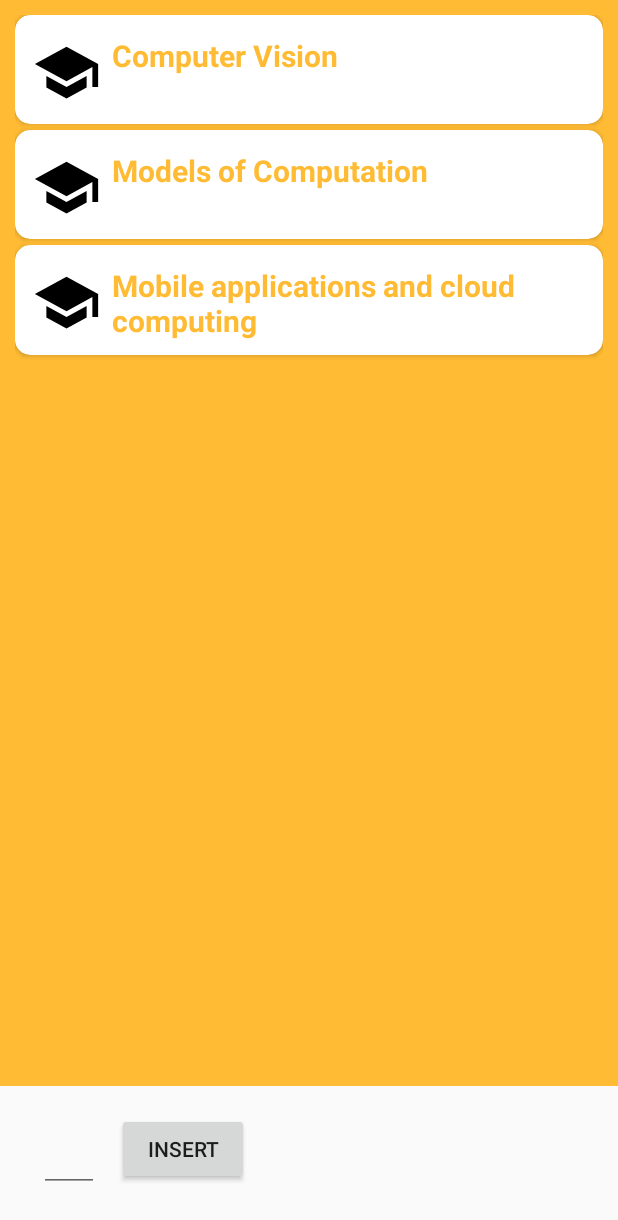
After one commit to lucaSabatini/biometricSystem, an Android app: the ListaCorsi screen opened directly, with no data from a screen before it, on a phone screen of 412 x 824 dp. The commit adds this screen. Shown: the top 1220 px of the screen. Run offline under Robolectric (Android 15) with nearby library versions, the light colour scheme and no system bars.

Commit message:
lista corsi e rimuovi corso con swipe

```diff
--- a/app/build.gradle
+++ b/app/build.gradle
@@ -39,7 +39,8 @@ dependencies {
     implementation 'androidx.appcompat:appcompat:1.1.0'
     implementation 'androidx.constraintlayout:constraintlayout:1.1.3'
     implementation 'com.google.android.material:material:1.0.0'
-    implementation 'com.google.firebase:firebase-analytics:17.2.0'
+    implementation 'com.google.firebase:firebase-analytics:17.2.1'
+    implementation 'com.android.support:cardview-v7:21.0.0-rc1'
     testImplementation 'junit:junit:4.12'
     androidTestImplementation 'androidx.test:runner:1.2.0'
     androidTestImplementation 'androidx.test.espresso:espresso-core:3.2.0'
--- a/app/src/main/AndroidManifest.xml
+++ b/app/src/main/AndroidManifest.xml
@@ -9,7 +9,8 @@
         android:roundIcon="@mipmap/ic_launcher_round"
         android:supportsRtl="true"
         android:theme="@style/AppTheme">
-        <activity android:name=".login.ForgotPassword"></activity>
+        <activity android:name=".ListaCorsi"></activity>
+        <activity android:name=".login.ForgotPassword" />
         <activity android:name=".Appello" />
         <activity android:name=".login.LogIn">
             <intent-filter>
--- a/app/src/main/java/com/example/luca/biometricsystem/Appello.java
+++ b/app/src/main/java/com/example/luca/biometricsystem/Appello.java
@@ -1,14 +1,21 @@
 package com.example.luca.biometricsystem;
 
+import androidx.annotation.Nullable;
 import androidx.appcompat.app.AppCompatActivity;
 
+import android.content.Intent;
+import android.graphics.Bitmap;
 import android.os.Bundle;
+import android.provider.MediaStore;
+import android.view.View;
 import android.widget.ImageView;
 import android.widget.TextView;
 
 import com.example.luca.biometricsystem.entities.Persona;
 
 public class Appello extends AppCompatActivity {
+
+    static final int REQUEST_IMAGE_CAPTURE = 1;
 
     private TextView lastName;
     private TextView studentId;
@@ -25,4 +32,21 @@ public class Appello extends AppCompatActivity {
         lastName.setText(persona.getLastName().toUpperCase());
         studentId.setText(persona.getStudentId());
     }
+
+    public void openCamera(View view){
+        Intent takePictureIntent = new Intent(MediaStore.ACTION_IMAGE_CAPTURE);
+        if (takePictureIntent.resolveActivity(getPackageManager()) != null) {
+            startActivityForResult(takePictureIntent, REQUEST_IMAGE_CAPTURE);
+        }
+    }
+
+    @Override
+    protected void onActivityResult(int requestCode, int resultCode, @Nullable Intent data) {
+        super.onActivityResult(requestCode, resultCode, data);
+        if (requestCode == REQUEST_IMAGE_CAPTURE && resultCode == RESULT_OK) {
+            Bundle extras = data.getExtras();
+            Bitmap imageBitmap = (Bitmap) extras.get("data");
+            foto.setImageBitmap(imageBitmap);
+        }
+    }
 }
--- /dev/null
+++ b/app/src/main/java/com/example/luca/biometricsystem/CorsoAdapter.java
@@ -0,0 +1,101 @@
+package com.example.luca.biometricsystem;
+
+import android.media.Image;
+import android.view.LayoutInflater;
+import android.view.View;
+import android.view.ViewGroup;
+import android.widget.ImageView;
+import android.widget.TextView;
+
+import androidx.annotation.NonNull;
+import androidx.recyclerview.widget.RecyclerView;
+
+import com.google.android.material.snackbar.Snackbar;
+
+import java.util.ArrayList;
+
+public class CorsoAdapter extends RecyclerView.Adapter<CorsoAdapter.CorsoViewHolder> {
+    private ArrayList<CorsoItem> listaCorso;
+    private OnItemClickListener mListener;
+    private CorsoItem mRecentlyDeletedItem;
+    private int mRecentlyDeletedItemPosition;
+
+    public interface OnItemClickListener{
+        void onItemCLick(int position);
+        void onDeleteClick(int position);
+    }
+
+    public void deleteItem(int position) {
+        mRecentlyDeletedItem = listaCorso.get(position);
+        mRecentlyDeletedItemPosition = position;
+        listaCorso.remove(position);
+        notifyItemRemoved(position);
+    }
+
+
+    public void setOnItemClickListener(OnItemClickListener listener){
+        mListener = listener;
+    }
+
+    public static class CorsoViewHolder extends RecyclerView.ViewHolder{
+        public ImageView imageCorso;
+        public TextView nomeCorso;
+
+
+        public CorsoViewHolder(@NonNull View itemView, OnItemClickListener listener) {
+            super(itemView);
+            imageCorso = itemView.findViewById(R.id.image_corso);
+            nomeCorso = itemView.findViewById(R.id.nome_corso);
+            //deleteImage = itemView.findViewById(R.id.image_delete);
+
+            itemView.setOnClickListener(new View.OnClickListener() {
+                @Override
+                public void onClick(View view) {
+                    if(listener != null){
+                        int position = getAdapterPosition();
+                        if(position != RecyclerView.NO_POSITION){
+                            listener.onItemCLick(position);
+                        }
+                    }
+                }
+            });
+
+            /*deleteImage.setOnClickListener(new View.OnClickListener() {
+                @Override
+                public void onClick(View view) {
+                    if(listener != null){
+                        int position = getAdapterPosition();
+                        if(position != RecyclerView.NO_POSITION){
+                            listener.onDeleteClick(position);
+                        }
+                    }
+                }
+            });*/
+        }
+    }
+
+    public CorsoAdapter(ArrayList<CorsoItem> listsCorso){
+        this.listaCorso = listsCorso;
+    }
+
+    @NonNull
+    @Override
+    public CorsoViewHolder onCreateViewHolder(@NonNull ViewGroup parent, int viewType) {
+        View view = LayoutInflater.from(parent.getContext()).inflate(R.layout.corso_item, parent, false);
+        CorsoViewHolder corsoViewHolder = new CorsoViewHolder(view, mListener);
+        return corsoViewHolder;
+    }
+
+    @Override
+    public void onBindViewHolder(@NonNull CorsoViewHolder holder, int position) {
+        CorsoItem currentItem = listaCorso.get(position);
+
+        holder.imageCorso.setImageResource(currentItem.getImageResource());
+        holder.nomeCorso.setText(currentItem.getNomeCorso());
+    }
+
+    @Override
+    public int getItemCount() {
+        return listaCorso.size();
+    }
+}
--- /dev/null
+++ b/app/src/main/java/com/example/luca/biometricsystem/CorsoItem.java
@@ -0,0 +1,23 @@
+package com.example.luca.biometricsystem;
+
+public class CorsoItem {
+    private int imageResource;
+    private String nomeCorso;
+
+    public CorsoItem(int imageResource, String nomeCorso){
+        this.imageResource = imageResource;
+        this.nomeCorso = nomeCorso;
+    }
+
+    public void changeText1(String text){
+        nomeCorso = text;
+    }
+
+    public int getImageResource(){
+        return imageResource;
+    }
+
+    public String getNomeCorso(){
+        return nomeCorso;
+    }
+}
--- /dev/null
+++ b/app/src/main/java/com/example/luca/biometricsystem/ListaCorsi.java
@@ -0,0 +1,115 @@
+package com.example.luca.biometricsystem;
+
+import androidx.annotation.Nullable;
+import androidx.appcompat.app.AppCompatActivity;
+import androidx.recyclerview.widget.ItemTouchHelper;
+import androidx.recyclerview.widget.LinearLayoutManager;
+import androidx.recyclerview.widget.RecyclerView;
+
+import android.os.Bundle;
+import android.os.PersistableBundle;
+import android.view.View;
+import android.widget.Button;
+import android.widget.EditText;
+
+import com.example.luca.biometricsystem.entities.Persona;
+
+import java.util.ArrayList;
+
+public class ListaCorsi extends AppCompatActivity {
+
+    private RecyclerView listaCorsiRecycler;
+    private CorsoAdapter listaCorsiAdapter;
+    private RecyclerView.LayoutManager layoutManager;
+    private ArrayList<CorsoItem> listaCorsi;
+
+    private Button buttonInsert;
+    private Button buttonRemove;
+    private EditText editTextInsert;
+    private EditText editTextRemove;
+
+    @Override
+    public void onCreate(@Nullable Bundle savedInstanceState) {
+        super.onCreate(savedInstanceState);
+        setContentView(R.layout.activity_lista_corsi);
+        Persona persona = (Persona) getIntent().getSerializableExtra("Persona");
+
+        createListaCorsi();
+        buildRecyclerView();
+
+        buttonInsert = findViewById(R.id.button_insert);
+        //buttonRemove = findViewById(R.id.button_remove);
+        setButtons();
+
+
+        /*buttonRemove.setOnClickListener(new View.OnClickListener() {
+            @Override
+            public void onClick(View view) {
+                int position = Integer.parseInt(editTextRemove.getText().toString());
+                removeItem(position);
+            }
+        });*/
+
+
+
+    }
+
+    public void insertItem(int position){
+        listaCorsi.add(position ,new CorsoItem(R.drawable.image_corso, "new corso"+position));
+        listaCorsiAdapter.notifyItemInserted(position);
+    }
+
+    public void removeItem(int position){
+        listaCorsi.remove(position);
+        listaCorsiAdapter.notifyItemRemoved(position);
+    }
+
+    public void changeItem(int position, String text){
+        listaCorsi.get(position).changeText1(text);
+        listaCorsiAdapter.notifyItemChanged(position);
+    }
+
+    public void createListaCorsi(){
+        listaCorsi = new ArrayList<>();
+        listaCorsi.add(new CorsoItem(R.drawable.image_corso, "Computer Vision"));
+        listaCorsi.add(new CorsoItem(R.drawable.image_corso, "Models of Computation"));
+        listaCorsi.add(new CorsoItem(R.drawable.image_corso, "Mobile applications and cloud computing"));
+    }
+
+    public void buildRecyclerView(){
+        listaCorsiRecycler = findViewById(R.id.lista_corsi);
+        listaCorsiRecycler.setHasFixedSize(true);
+        layoutManager = new LinearLayoutManager(this);
+        listaCorsiAdapter = new CorsoAdapter(listaCorsi);
+
+        listaCorsiRecycler.setLayoutManager(layoutManager);
+        listaCorsiRecycler.setAdapter(listaCorsiAdapter);
+        ItemTouchHelper itemTouchHelper = new
+                ItemTouchHelper(new SwipeToDelete(listaCorsiAdapter));
+        itemTouchHelper.attachToRecyclerView(listaCorsiRecycler);
+        listaCorsiAdapter.setOnItemClickListener(new CorsoAdapter.OnItemClickListener() {
+            @Override
+            public void onItemCLick(int position) {
+                changeItem(position, "Clicked");
+            }
+
+            @Override
+            public void onDeleteClick(int position) {
+                removeItem(position);
+            }
+        });
+    }
+
+    public void setButtons(){
+        editTextInsert = findViewById(R.id.edittext_insert);
+        //editTextRemove = findViewById(R.id.edittext_remove);
+
+        buttonInsert.setOnClickListener(new View.OnClickListener() {
+            @Override
+            public void onClick(View view) {
+                int position = Integer.parseInt(editTextInsert.getText().toString());
+                insertItem(position);
+            }
+        });
+    }
+}
--- /dev/null
+++ b/app/src/main/java/com/example/luca/biometricsystem/SwipeToDelete.java
@@ -0,0 +1,27 @@
+package com.example.luca.biometricsystem;
+
+import android.widget.Adapter;
+
+import androidx.annotation.NonNull;
+import androidx.recyclerview.widget.ItemTouchHelper;
+import androidx.recyclerview.widget.RecyclerView;
+
+public class SwipeToDelete extends ItemTouchHelper.SimpleCallback {
+    private CorsoAdapter mAdapter;
+
+    public SwipeToDelete(CorsoAdapter adapter){
+        super(0, ItemTouchHelper.LEFT | ItemTouchHelper.RIGHT);
+        mAdapter = adapter;
+    }
+
+    @Override
+    public void onSwiped(@NonNull RecyclerView.ViewHolder viewHolder, int direction) {
+        int position = viewHolder.getAdapterPosition();
+        mAdapter.deleteItem(position);
+    }
+
+    @Override
+    public boolean onMove(@NonNull RecyclerView recyclerView, @NonNull RecyclerView.ViewHolder viewHolder, @NonNull RecyclerView.ViewHolder target) {
+        return false;
+    }
+}
--- a/app/src/main/java/com/example/luca/biometricsystem/entities/Persona.java
+++ b/app/src/main/java/com/example/luca/biometricsystem/entities/Persona.java
@@ -20,6 +20,7 @@ public class Persona implements Serializable {
         String lastNameAndStudentId = email.split("@")[0];
         if (lastNameAndStudentId.contains(".")) {
             setLastName(lastNameAndStudentId.split("\\.")[0]);
+            if(getLastName().equals("sabatini")) return;
             setStudentId(lastNameAndStudentId.split("\\.")[1]);
         } else{
             setLastName(lastNameAndStudentId);
--- a/app/src/main/java/com/example/luca/biometricsystem/login/LoginButton.java
+++ b/app/src/main/java/com/example/luca/biometricsystem/login/LoginButton.java
@@ -119,6 +119,7 @@ public class LoginButton extends View {
         loginPaint = new Paint();
         loginPaint.setColor(ContextCompat.getColor(getContext(), R.color.text));
         loginPaint.setTextAlign(CENTER);
+        //loginPaint.setShadowLayer(1.5f, -1, 1, Color.LTGRAY);
         loginPaint.setTextSize(dpToPixels(16));
 
         orPaint = new Paint();
@@ -155,6 +156,7 @@ public class LoginButton extends View {
         startLeft = width - startRight;
 
         loginPaint.getTextBounds(getString(R.string.sign_up), 0, 7, r);
+
 
         currentLoginX = dpToPixels(92);
         int signUpWidth = r.right;
--- a/app/src/main/java/com/example/luca/biometricsystem/login/SignUpIn.java
+++ b/app/src/main/java/com/example/luca/biometricsystem/login/SignUpIn.java
@@ -8,6 +8,7 @@ import android.widget.Toast;
 import androidx.annotation.NonNull;
 
 import com.example.luca.biometricsystem.Appello;
+import com.example.luca.biometricsystem.ListaCorsi;
 import com.example.luca.biometricsystem.entities.Persona;
 import com.example.luca.biometricsystem.RegistrazioneFoto;
 import com.google.android.gms.tasks.OnCompleteListener;
@@ -109,8 +110,15 @@ public class SignUpIn {
                             Toast.makeText(activity, "e-mail is not verified", Toast.LENGTH_LONG).show();
                             clear();
                         } else {
-                            Intent intent = new Intent(activity, Appello.class);
-                            intent.putExtra("Persona",persona);
+                            Intent intent;
+                            if(persona.isStudent()){
+                                intent = new Intent(activity, Appello.class);
+                                intent.putExtra("Persona",persona);
+                            }else{
+                                intent = new Intent(activity, ListaCorsi.class);
+                                intent.putExtra("Persona", persona);
+                            }
+
                             Toast.makeText(activity, "Login", Toast.LENGTH_SHORT).show();
                             activity.startActivity(intent);
                         }
--- /dev/null
+++ b/app/src/main/res/drawable/delete.xml
@@ -0,0 +1,9 @@
+<vector xmlns:android="http://schemas.android.com/apk/res/android"
+        android:width="24dp"
+        android:height="24dp"
+        android:viewportWidth="24.0"
+        android:viewportHeight="24.0">
+    <path
+        android:fillColor="#FFC107"
+        android:pathData="M6,19c0,1.1 0.9,2 2,2h8c1.1,0 2,-0.9 2,-2V7H6v12zM19,4h-3.5l-1,-1h-5l-1,1H5v2h14V4z"/>
+</vector>
--- /dev/null
+++ b/app/src/main/res/drawable/image_corso.xml
@@ -0,0 +1,9 @@
+<vector xmlns:android="http://schemas.android.com/apk/res/android"
+        android:width="24dp"
+        android:height="24dp"
+        android:viewportWidth="24.0"
+        android:viewportHeight="24.0">
+    <path
+        android:fillColor="#FF000000"
+        android:pathData="M5,13.18v4L12,21l7,-3.82v-4L12,17l-7,-3.82zM12,3L1,9l11,6 9,-4.91V17h2V9L12,3z"/>
+</vector>
--- a/app/src/main/res/layout/activity_appello.xml
+++ b/app/src/main/res/layout/activity_appello.xml
@@ -69,6 +69,7 @@
         android:layout_height="wrap_content"
         android:layout_marginBottom="32dp"
         android:background="@drawable/button_shape"
+        android:onClick="openCamera"
         android:text="photo"
         android:textColor="@color/colorPrimary"
         app:layout_constraintBottom_toBottomOf="parent"
@@ -83,6 +84,8 @@
         android:layout_marginStart="16dp"
         android:layout_marginTop="8dp"
         android:layout_marginEnd="16dp"
+        android:layout_marginBottom="24dp"
+        android:scaleType="centerCrop"
         app:layout_constraintBottom_toTopOf="@+id/bottone_foto_appello"
         app:layout_constraintEnd_toEndOf="parent"
         app:layout_constraintStart_toStartOf="parent"
--- /dev/null
+++ b/app/src/main/res/layout/activity_lista_corsi.xml
@@ -0,0 +1,49 @@
+<?xml version="1.0" encoding="utf-8"?>
+<androidx.constraintlayout.widget.ConstraintLayout xmlns:android="http://schemas.android.com/apk/res/android"
+    xmlns:app="http://schemas.android.com/apk/res-auto"
+    xmlns:tools="http://schemas.android.com/tools"
+    android:layout_width="match_parent"
+    android:layout_height="match_parent"
+    tools:context=".ListaCorsi">
+
+    <androidx.recyclerview.widget.RecyclerView
+        android:id="@+id/lista_corsi"
+        android:layout_width="match_parent"
+        android:layout_height="match_parent"
+        android:background="@android:color/holo_orange_light"
+        android:padding="10dp"
+        android:scrollbars="vertical"
+        app:layout_constraintBottom_toBottomOf="parent"
+        app:layout_constraintEnd_toEndOf="parent"
+        app:layout_constraintStart_toStartOf="parent"
+        app:layout_constraintTop_toTopOf="parent"
+        android:layout_marginBottom="100dp"/>
+
+    <EditText
+        android:id="@+id/edittext_insert"
+        android:layout_width="40dp"
+        android:layout_height="wrap_content"
+        android:layout_alignParentStart="true"
+        android:layout_alignParentBottom="true"
+        android:layout_marginStart="15dp"
+        android:layout_marginBottom="25dp"
+        app:layout_constraintBottom_toBottomOf="parent"
+        app:layout_constraintEnd_toEndOf="parent"
+        app:layout_constraintHorizontal_bias="0.03"
+        app:layout_constraintStart_toStartOf="parent"
+        app:layout_constraintTop_toBottomOf="@+id/lista_corsi"
+        app:layout_constraintVertical_bias="0.866"
+        android:inputType="number"/>
+
+    <Button
+        android:id="@+id/button_insert"
+        android:layout_width="wrap_content"
+        android:layout_height="wrap_content"
+        android:layout_marginStart="12dp"
+        android:layout_marginBottom="16dp"
+        android:text="insert"
+        app:layout_constraintBottom_toBottomOf="parent"
+        app:layout_constraintStart_toEndOf="@+id/edittext_insert"
+        app:layout_constraintTop_toBottomOf="@+id/lista_corsi" />
+
+</androidx.constraintlayout.widget.ConstraintLayout>
--- /dev/null
+++ b/app/src/main/res/layout/corso_item.xml
@@ -0,0 +1,42 @@
+<?xml version="1.0" encoding="utf-8"?>
+<androidx.cardview.widget.CardView xmlns:android="http://schemas.android.com/apk/res/android"
+    android:layout_width="match_parent"
+    android:layout_height="wrap_content"
+    xmlns:app="http://schemas.android.com/apk/res-auto"
+    app:cardCornerRadius="10dp"
+    android:layout_marginBottom="4dp">
+
+    <RelativeLayout
+        android:layout_width="match_parent"
+        android:layout_height="match_parent"
+        android:layout_margin="4dp"
+        android:padding="5dp">
+
+        <ImageView
+            android:id="@+id/image_corso"
+            android:layout_width="50dp"
+            android:layout_height="50dp"
+            android:layout_alignParentStart="true"
+            android:layout_alignParentTop="true"
+            android:layout_marginStart="0dp"
+            android:layout_marginTop="4dp"
+            android:padding="2dp" />
+
+        <TextView
+            android:id="@+id/nome_corso"
+            android:layout_width="wrap_content"
+            android:layout_height="wrap_content"
+            android:layout_alignParentTop="true"
+            android:layout_alignParentEnd="true"
+            android:layout_marginStart="5dp"
+            android:layout_marginTop="4dp"
+            android:layout_marginEnd="5dp"
+            android:layout_toEndOf="@+id/image_corso"
+            android:text="Mobile applications and cloud computing"
+            android:textColor="@android:color/holo_orange_light"
+            android:textSize="20sp"
+            android:textStyle="bold" />
+
+
+    </RelativeLayout>
+</androidx.cardview.widget.CardView>
--- a/build.gradle
+++ b/build.gradle
@@ -8,7 +8,7 @@ buildscript {
 
     }
     dependencies {
-        classpath 'com.android.tools.build:gradle:3.5.0'
+        classpath 'com.android.tools.build:gradle:3.5.1'
         classpath 'com.google.gms:google-services:4.3.2'
         // NOTE: Do not place your application dependencies here; they belong
         // in the individual module build.gradle files
@@ -19,7 +19,6 @@ allprojects {
     repositories {
         google()
         jcenter()
-
     }
 }
 
```
